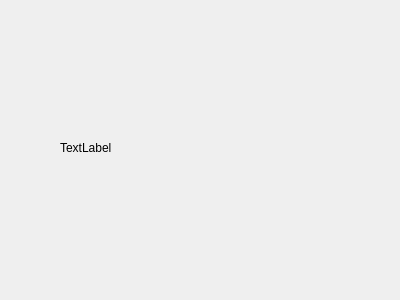
DSPsleeporg/biobank-plink-assoc, file convert-assoc-qt/convert_assoc/info_dialog.ui: the form before one commit.
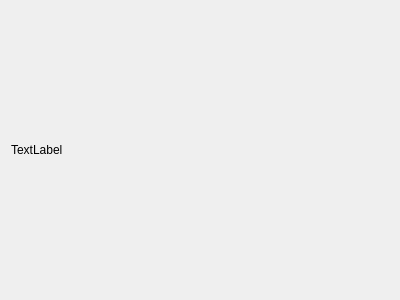
The form after the commit.

Commit message: Adds loading dialog for slow process.

What changed in the file:
```diff
--- a/convert-assoc-qt/convert_assoc/info_dialog.ui
+++ b/convert-assoc-qt/convert_assoc/info_dialog.ui
@@ -13,19 +13,15 @@
   <property name="windowTitle">
    <string>Info</string>
   </property>
+  <layout class="QGridLayout" name="gridLayout">
+   <item row="0" column="0">
   <widget class="QLabel" name="info_txt">
-   <property name="geometry">
-    <rect>
-     <x>60</x>
-     <y>140</y>
-     <width>241</width>
-     <height>16</height>
-    </rect>
-   </property>
    <property name="text">
     <string>TextLabel</string>
    </property>
   </widget>
+   </item>
+  </layout>
  </widget>
  <resources/>
  <connections/>
```
Lines whose indentation alone changed are shown as unchanged. The commit also changes 3 other files.
